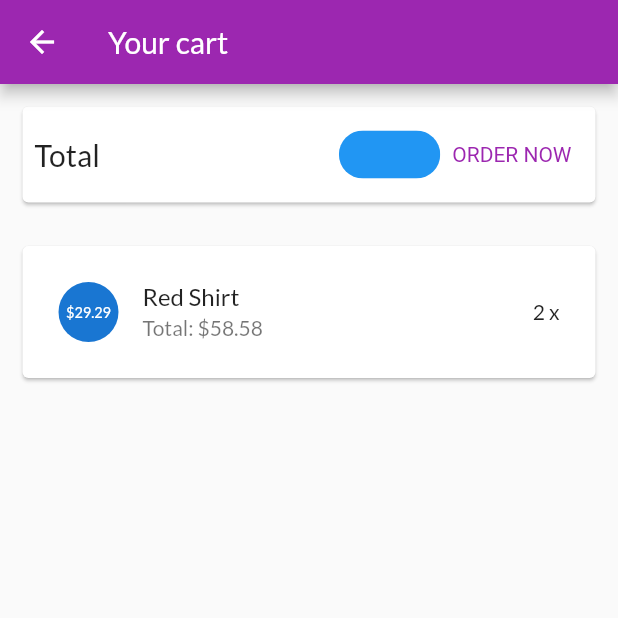
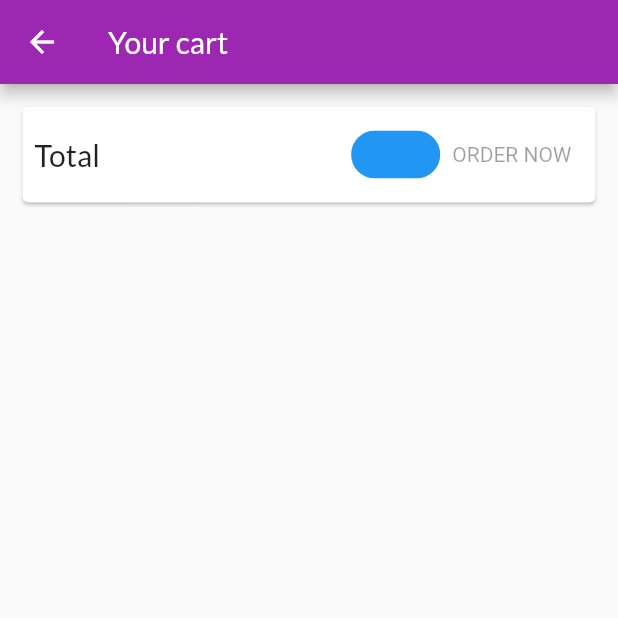
Before and after one commit to quocquy507/CK21V7K045-PTUDDD, a Flutter app: the CartScreen screen opened by its route, after a tap on "ORDER NOW", on a phone screen of 412 x 824 dp, the top half of it. Run offline on Flutter 3.47's test engine with Material 2 defaults, Android fonts, the phone set to English and light mode, and no system bars; network calls fail.

Commit message:
Quan ly trang thai voi provider - OrdersManager

```diff
--- a/lib/main.dart
+++ b/lib/main.dart
@@ -1,5 +1,6 @@
 import 'package:flutter/material.dart';
 import 'package:myshop/ui/cart/cart_manager.dart';
+import 'package:myshop/ui/orders/order_manager.dart';
 import 'package:myshop/ui/orders/orders_screen.dart';
 import 'package:myshop/ui/products/product_overview_screen.dart';
 import 'ui/products/products_manager.dart';
@@ -28,6 +29,9 @@ class MyApp extends StatelessWidget {
         ),
         ChangeNotifierProvider(
           create: (ctx) => CartManager(),
+        ),
+        ChangeNotifierProvider(
+          create: (ctx) => OrdersManager(),
         )
       ],
       child: MaterialApp(
--- a/lib/ui/cart/cart_screen.dart
+++ b/lib/ui/cart/cart_screen.dart
@@ -1,4 +1,5 @@
 import 'package:flutter/material.dart';
+import 'package:myshop/ui/orders/order_manager.dart';
 import 'package:provider/provider.dart';
 
 import 'cart_manager.dart';
@@ -62,9 +63,15 @@ class CartScreen extends StatelessWidget {
               backgroundColor: Theme.of(context).primaryColor,
             ),
             TextButton(
-              onPressed: () {
-                print('An order has been added');
-              },
+              onPressed: cart.totalAmount <= 0
+                  ? null
+                  : () {
+                      context.read<OrdersManager>().addOrder(
+                            cart.products,
+                            cart.totalAmount,
+                          );
+                      cart.clear();
+                    },
               style: TextButton.styleFrom(
                 textStyle: TextStyle(color: Theme.of(context).primaryColor),
               ),
--- a/lib/ui/orders/order_manager.dart
+++ b/lib/ui/orders/order_manager.dart
@@ -6,13 +6,13 @@ import '../../models/order_item.dart';
 class OrdersManager with ChangeNotifier {
   final List<OrderItem> _orders = [
     OrderItem(
-      id: 'o1',
+      id: '01',
       amount: 59.98,
       products: [
         CartItem(
           id: 'c1',
           title: 'Red Shirt',
-          price: 29.29,
+          price: 29.99,
           quantity: 2,
         )
       ],
@@ -27,4 +27,17 @@ class OrdersManager with ChangeNotifier {
   List<OrderItem> get orders {
     return [..._orders];
   }
+
+  void addOrder(List<CartItem> cartProducts, double total) async {
+    _orders.insert(
+      0,
+      OrderItem(
+        id: 'o${DateTime.now().toIso8601String()}',
+        amount: total,
+        products: cartProducts,
+        dateTime: DateTime.now(),
+      ),
+    );
+    notifyListeners();
+  }
 }
--- a/lib/ui/orders/orders_screen.dart
+++ b/lib/ui/orders/orders_screen.dart
@@ -1,4 +1,5 @@
 import 'package:flutter/material.dart';
+import 'package:provider/provider.dart';
 
 import 'order_manager.dart';
 import 'order_item_card.dart';
@@ -17,9 +18,13 @@ class OrdersScreen extends StatelessWidget {
         title: const Text('Your Orders'),
       ),
       drawer: const AppDrawer(),
-      body: ListView.builder(
-        itemCount: ordersManager.orderCount,
-        itemBuilder: (ctx, i) => OrderItemCard(ordersManager.orders[i]),
+      body: Consumer<OrdersManager>(
+        builder: (ctx, ordersManager, child) {
+          return ListView.builder(
+            itemCount: ordersManager.orderCount,
+            itemBuilder: (ctx, i) => OrderItemCard(ordersManager.orders[i]),
+          );
+        },
       ),
     );
   }
```
